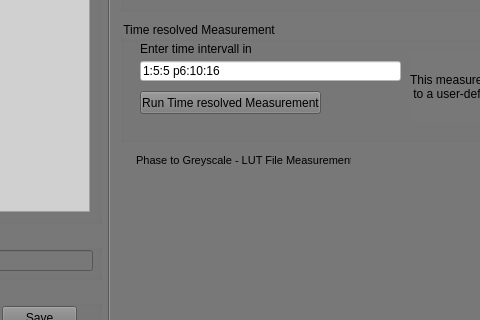
Before: the Qt Designer form src/GUI/main_GUI.ui in SilvaScience/colberto, drawn with Qt 5; both pictures show x 207 to 687 and y 254 to 574 of the 1259 by 942 pixel window.
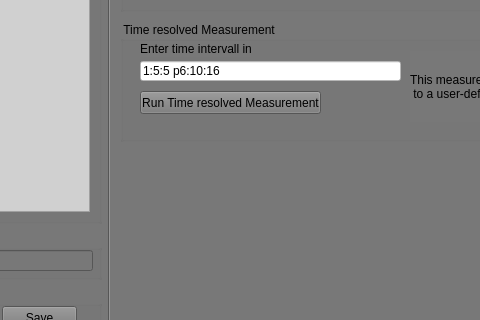
After: the same form once the commit is applied. The open tabs and pages were chosen to show the change. Custom widgets are drawn as their Qt base class.

Patch:
```diff
--- a/src/GUI/main_GUI.ui
+++ b/src/GUI/main_GUI.ui
@@ -2995,24 +2995,6 @@
            </property>
           </widget>
          </widget>
-         <widget class="QLabel" name="label_vertical_calibration_box_2">
-          <property name="geometry">
-           <rect>
-            <x>20</x>
-            <y>290</y>
-            <width>221</width>
-            <height>19</height>
-           </rect>
-          </property>
-          <property name="font">
-           <font>
-            <pointsize>8</pointsize>
-           </font>
-          </property>
-          <property name="text">
-           <string>  Phase to Greyscale - LUT File Measurement</string>
-          </property>
-         </widget>
         </widget>
        </widget>
       </item>
```
